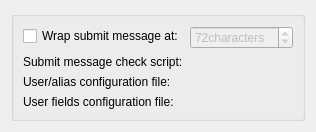
Before: the Qt Designer form src/plugins/vcsbase/vcsbasesettingspage.ui in qt-creator/qt-creator, drawn with Qt 5.
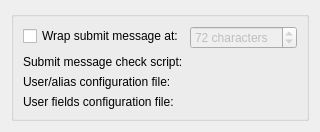
After: the same form once the commit is applied. Custom widgets are drawn as their Qt base class.

Commit message:
Fixed enabled state of wrap column for submit messages
Also prefixed the suffix with a space.

Patch:
```diff
--- a/src/plugins/vcsbase/vcsbasesettingspage.ui
+++ b/src/plugins/vcsbase/vcsbasesettingspage.ui
@@ -62,7 +62,7 @@
          <bool>false</bool>
         </property>
         <property name="suffix">
-         <string>characters</string>
+         <string> characters</string>
         </property>
         <property name="minimum">
          <number>40</number>
```
Left out of the diff: 19 changed lines with no effect on the pictures.
